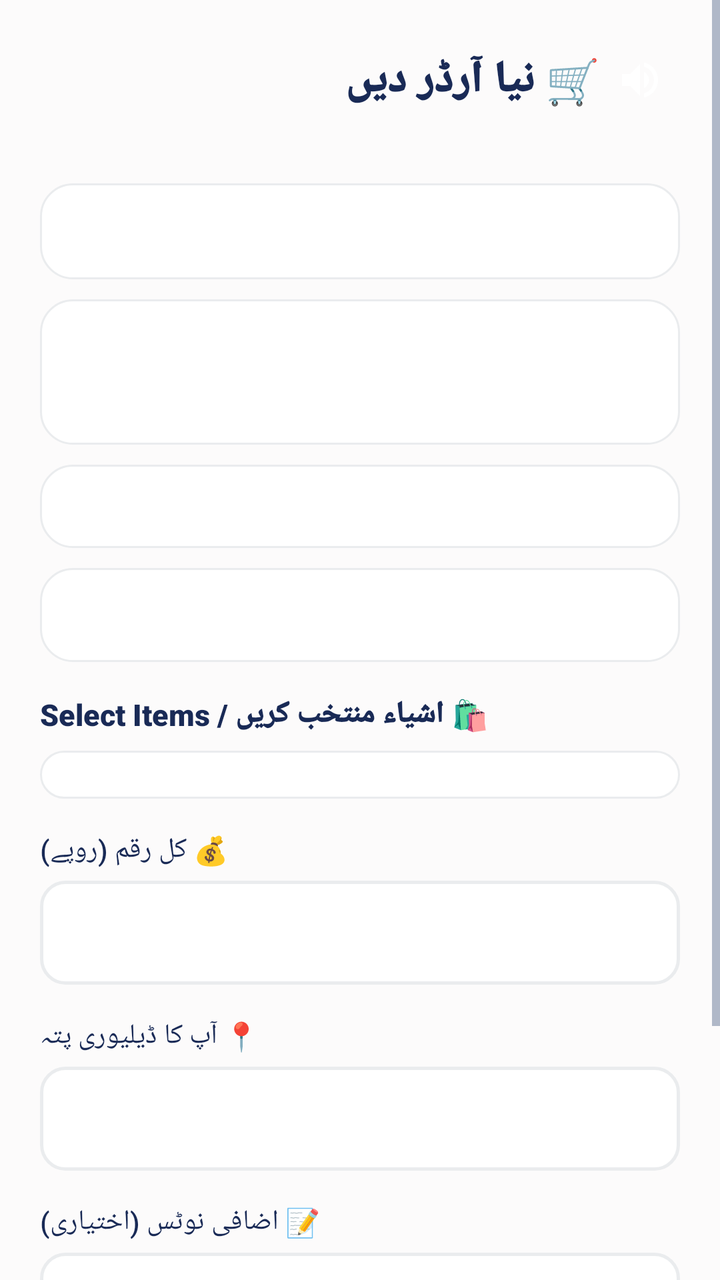
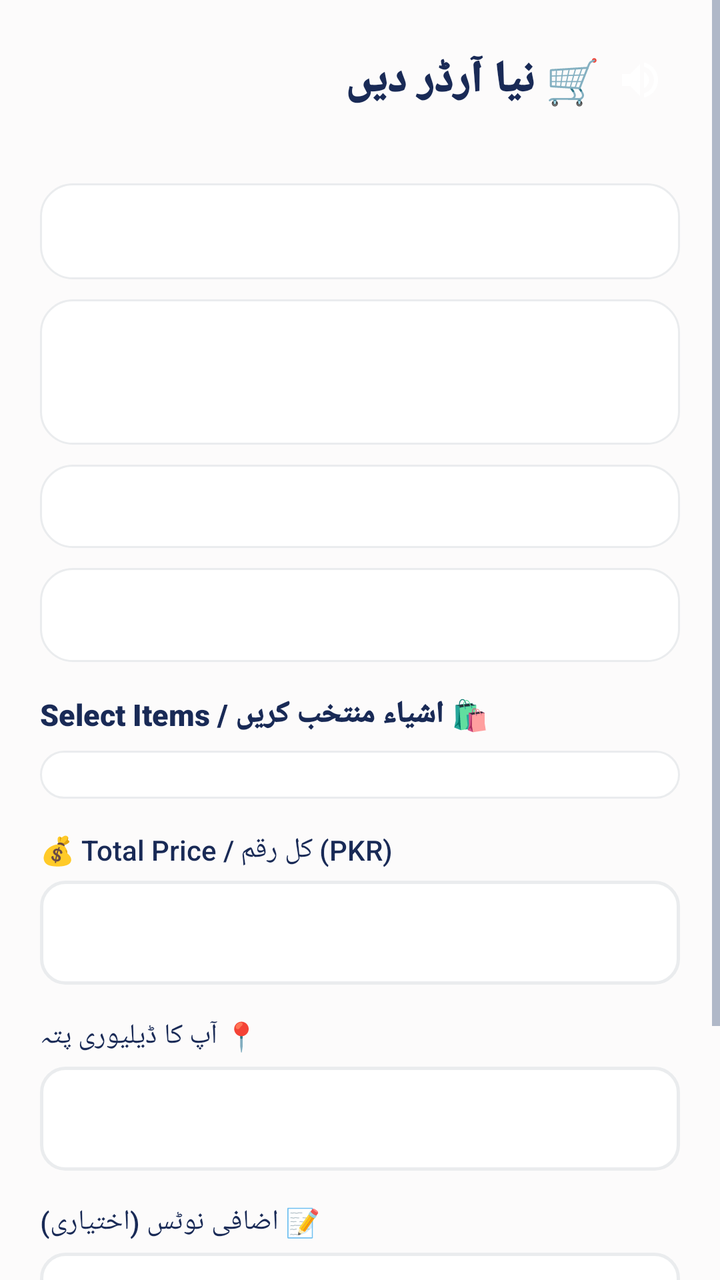

The first picture is an Android layout as it rendered before a commit; the second is the same layout after the commit. The layout source and the unified diff follow.
<!-- AndroidManifest.xml: application theme Theme.SheEmpower -->
<!-- res/layout/activity_place_order.xml -->
<?xml version="1.0" encoding="utf-8"?>
<ScrollView xmlns:android="http://schemas.android.com/apk/res/android"
    android:layout_width="match_parent"
    android:layout_height="match_parent"
    android:background="@color/background">

    <LinearLayout
        android:layout_width="match_parent"
        android:layout_height="wrap_content"
        android:orientation="vertical"
        android:padding="20dp">

        <LinearLayout
            android:layout_width="match_parent"
            android:layout_height="wrap_content"
            android:orientation="horizontal"
            android:gravity="center_vertical"
            android:layout_marginBottom="10dp">

            <TextView
                android:layout_width="0dp"
                android:layout_height="wrap_content"
                android:layout_weight="1"
                android:text="🛒 نیا آرڈر دیں"
                android:textSize="22sp"
                android:fontFamily="sans-serif-black"
                android:textColor="@color/text_primary" />

            <ImageButton
                android:id="@+id/btnSpeaker"
                android:layout_width="40dp"
                android:layout_height="40dp"
                android:src="@drawable/ic_speaker"
                android:background="?attr/selectableItemBackgroundBorderless"
                android:contentDescription="Speaker" />
        </LinearLayout>

        <TextView
            android:id="@+id/tvCategoryHeader"
            android:layout_width="match_parent"
            android:layout_height="wrap_content"
            android:textColor="@color/primary"
            android:fontFamily="sans-serif-bold"
            android:textSize="13sp"
            android:layout_marginBottom="4dp" />

        <Spinner
            android:id="@+id/spinnerOrderCategory"
            android:layout_width="match_parent"
            android:layout_height="48dp"
            android:background="@drawable/bg_skeu_card"
            android:paddingStart="10dp"
            android:paddingEnd="10dp"
            android:layout_marginBottom="10dp" />

        <LinearLayout
            android:layout_width="match_parent"
            android:layout_height="wrap_content"
            android:orientation="horizontal"
            android:background="@drawable/bg_skeu_card"
            android:padding="16dp"
            android:gravity="center_vertical">

            <LinearLayout
                android:layout_width="0dp"
                android:layout_height="wrap_content"
                android:layout_weight="1"
                android:orientation="vertical">

                <TextView
                    android:id="@+id/tvSellerName"
                    android:layout_width="wrap_content"
                    android:layout_height="wrap_content"
                    android:fontFamily="sans-serif-black"
                    android:textColor="@color/text_primary"
                    android:textSize="16sp" />

                <TextView
                    android:id="@+id/tvSellerMeta"
                    android:layout_width="wrap_content"
                    android:layout_height="wrap_content"
                    android:textColor="@color/text_secondary" />
            </LinearLayout>

            <TextView
                android:id="@+id/tvSellerVerified"
                android:layout_width="wrap_content"
                android:layout_height="wrap_content"
                android:textColor="@color/success_green"
                android:fontFamily="sans-serif-bold" />
        </LinearLayout>

        <TextView
            android:id="@+id/tvDeliveryInfo"
            android:layout_width="match_parent"
            android:layout_height="wrap_content"
            android:background="@drawable/bg_skeu_card"
            android:padding="12dp"
            android:layout_marginTop="10dp"
            android:textColor="@color/text_primary"
            android:fontFamily="sans-serif-medium"
            android:textSize="13sp" />

        <TextView
            android:id="@+id/tvSelectedItem"
            android:layout_width="match_parent"
            android:layout_height="wrap_content"
            android:background="@drawable/bg_skeu_card"
            android:padding="14dp"
            android:layout_marginTop="10dp"
            android:textColor="@color/text_primary"
            android:fontFamily="sans-serif-bold" />

        
        <TextView
            android:id="@+id/tvChecklistHeader"
            android:layout_width="wrap_content"
            android:layout_height="wrap_content"
            android:text="🛍️ اشیاء منتخب کریں / Select Items"
            android:fontFamily="sans-serif-black"
            android:textColor="@color/text_primary"
            android:textSize="15sp"
            android:layout_marginTop="16dp" />

        <TextView
            android:id="@+id/tvChecklistEmpty"
            android:layout_width="match_parent"
            android:layout_height="wrap_content"
            android:text="اس بیچنے والی کی کوئی چیز موجود نہیں"
            android:textColor="@color/text_secondary"
            android:visibility="gone"
            android:layout_marginTop="8dp" />

        <LinearLayout
            android:id="@+id/layoutProductChecklist"
            android:layout_width="match_parent"
            android:layout_height="wrap_content"
            android:orientation="vertical"
            android:background="@drawable/bg_skeu_card"
            android:padding="12dp"
            android:layout_marginTop="8dp" />

        <LinearLayout
            android:id="@+id/layoutDynamicFields"
            android:layout_width="match_parent"
            android:layout_height="wrap_content"
            android:orientation="vertical" />

        <TextView
            android:layout_width="wrap_content"
            android:layout_height="wrap_content"
            android:text="💰 کل رقم (روپے)"
            android:textColor="@color/text_primary"
            android:fontFamily="sans-serif-medium"
            android:layout_marginTop="16dp" />

        <com.google.android.material.textfield.TextInputEditText
            android:id="@+id/etAmount"
            android:layout_width="match_parent"
            android:layout_height="52dp"
            android:inputType="number"
            android:padding="14dp"
            android:background="@drawable/bg_skeu_input"
            android:layout_marginTop="6dp" />

        <TextView
            android:id="@+id/tvAmountLockedNote"
            android:layout_width="match_parent"
            android:layout_height="wrap_content"
            android:textColor="@color/warning_amber"
            android:textSize="11sp"
            android:layout_marginTop="4dp"
            android:visibility="gone" />

        <LinearLayout
            android:id="@+id/layoutBuyerAddress"
            android:layout_width="match_parent"
            android:layout_height="wrap_content"
            android:orientation="vertical">

            <TextView
                android:layout_width="wrap_content"
                android:layout_height="wrap_content"
                android:text="📍 آپ کا ڈیلیوری پتہ"
                android:textColor="@color/text_primary"
                android:fontFamily="sans-serif-medium"
                android:layout_marginTop="16dp" />

            <com.google.android.material.textfield.TextInputEditText
                android:id="@+id/etAddress"
                android:layout_width="match_parent"
                android:layout_height="52dp"
                android:padding="14dp"
                android:background="@drawable/bg_skeu_input"
                android:layout_marginTop="6dp" />
        </LinearLayout>

        <TextView
            android:layout_width="wrap_content"
            android:layout_height="wrap_content"
            android:text="📝 اضافی نوٹس (اختیاری)"
            android:textColor="@color/text_primary"
            android:fontFamily="sans-serif-medium"
            android:layout_marginTop="16dp" />

        <com.google.android.material.textfield.TextInputEditText
            android:id="@+id/etNotes"
            android:layout_width="match_parent"
            android:layout_height="52dp"
            android:padding="14dp"
            android:background="@drawable/bg_skeu_input"
            android:layout_marginTop="6dp" />

        <Button
            android:id="@+id/btnSubmitOrder"
            android:layout_width="match_parent"
            android:layout_height="56dp"
            android:text="✅ آرڈر جمع کروائیں"
            android:fontFamily="sans-serif-medium"
            android:textSize="15sp"
            android:background="@drawable/bg_skeu_button_primary"
            android:textColor="#FFFFFF"
            android:layout_marginTop="24dp"
            android:layout_marginBottom="20dp" />

    </LinearLayout>
</ScrollView>
<!-- resources referenced by this layout -->
<resources>
  <color name="background">#FCFBFB</color>
  <color name="primary">#192A56</color>
  kkkkkkkkk
  <color name="success_green">#2ECC71</color>
  <color name="text_primary">#192A56</color>
  <color name="text_secondary">#6B7A99</color>
  <color name="warning_amber">#F39C12</color>
  <!-- drawable bg_skeu_button_primary (drawable) -->
  <?xml version="1.0" encoding="utf-8"?>
  <shape xmlns:android="http://schemas.android.com/apk/res/android"
      android:shape="rectangle">
      <solid android:color="@color/midnight_navy" />
      <corners android:radius="12dp" />
  </shape>
  <!-- drawable bg_skeu_card (drawable) -->
  <?xml version="1.0" encoding="utf-8"?>
  <shape xmlns:android="http://schemas.android.com/apk/res/android"
      android:shape="rectangle">
      <solid android:color="@color/white" />
      <corners android:radius="16dp" />
      <stroke android:color="@color/card_border" android:width="1dp" />
  </shape>
  <!-- drawable bg_skeu_input (drawable) -->
  <?xml version="1.0" encoding="utf-8"?>
  <shape xmlns:android="http://schemas.android.com/apk/res/android"
      android:shape="rectangle">
      <solid android:color="@color/white" />
      <corners android:radius="12dp" />
      <stroke android:color="@color/card_border" android:width="1.5dp" />
  </shape>
  <!-- drawable ic_speaker (drawable) -->
  <?xml version="1.0" encoding="utf-8"?>
  <vector xmlns:android="http://schemas.android.com/apk/res/android"
      android:width="24dp"
      android:height="24dp"
      android:viewportWidth="24"
      android:viewportHeight="24">
      <path
          android:fillColor="#FFFFFF"
          android:pathData="M3,9v6h4l5,5V4L7,9H3zm13.5,3c0-1.77-1.02-3.29-2.5-4.03v8.05c1.48-0.73,2.5-2.25,2.5-4.02zM14,3.23v2.06c2.89,0.86,5,3.54,5,6.71s-2.11,5.85-5,6.71v2.06c4.01-0.91,7-4.49,7-8.77s-2.99-7.86-7-8.77z"/>
  </vector>
  <style name="Theme.SheEmpower" parent="Theme.AppCompat.Light.NoActionBar">
          <item name="colorPrimary">@color/primary</item>
          <item name="colorPrimaryDark">@color/primary_dark</item>
          <item name="colorAccent">@color/accent</item>
          <item name="android:windowBackground">@color/background</item>
          <item name="android:colorBackground">@color/background</item>
          <item name="android:textColorPrimary">@color/text_primary</item>
          <item name="android:textColorSecondary">@color/text_secondary</item>
          <item name="android:statusBarColor">@color/primary_dark</item>
      </style>
  <color name="midnight_navy">#192A56</color>
  <color name="white">#FFFFFF</color>
  <color name="card_border">#EAECEE</color>
  <color name="primary_dark">#0F1B3D</color>
  <color name="accent">#F7D794</color>
</resources>

<!-- the commit's change to res/layout/activity_place_order.xml (unified diff, before → after) -->
@@ -72,14 +72,14 @@
                     android:layout_width="wrap_content"
                     android:layout_height="wrap_content"
                     android:fontFamily="sans-serif-black"
-                    android:textColor="@color/text_primary"
+                    android:textColor="#FFFFFF"
                     android:textSize="16sp" />
 
                 <TextView
                     android:id="@+id/tvSellerMeta"
                     android:layout_width="wrap_content"
                     android:layout_height="wrap_content"
-                    android:textColor="@color/text_secondary" />
+                    android:textColor="#FFFFFF" />
             </LinearLayout>
 
             <TextView
@@ -149,7 +149,7 @@
         <TextView
             android:layout_width="wrap_content"
             android:layout_height="wrap_content"
-            android:text="💰 کل رقم (روپے)"
+            android:text="💰 Total Price / کل رقم (PKR)"
             android:textColor="@color/text_primary"
             android:fontFamily="sans-serif-medium"
             android:layout_marginTop="16dp" />
